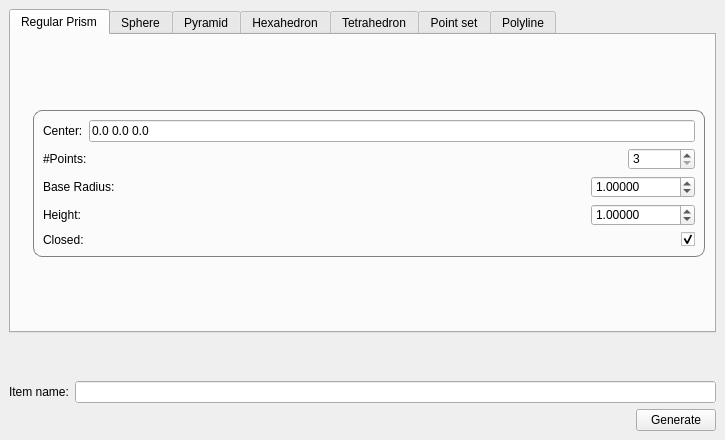
Old version of the form Polyhedron/demo/Polyhedron/Plugins/PCA/Basic_generator_widget.ui in the repository CGAL/cgal.
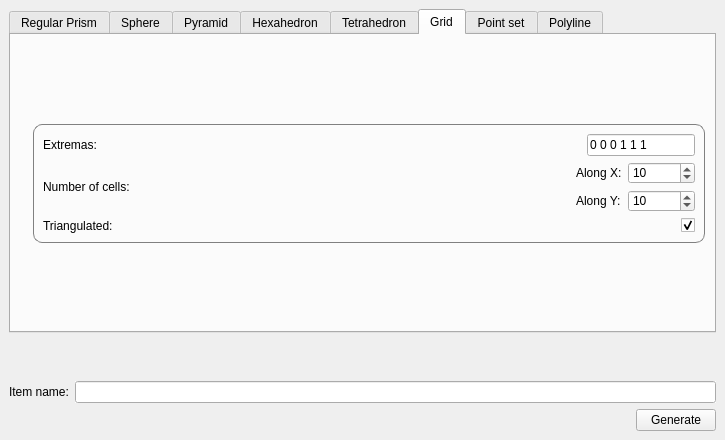
New version of the form. The open tabs and pages were chosen to show the change. Icons and pictures are not drawn.

Commit message: Add the grid generation to the plugin.

What changed in the file:
```diff
--- a/Polyhedron/demo/Polyhedron/Plugins/PCA/Basic_generator_widget.ui
+++ b/Polyhedron/demo/Polyhedron/Plugins/PCA/Basic_generator_widget.ui
@@ -886,6 +886,170 @@
         </item>
        </layout>
       </widget>
+      <widget class="QWidget" name="gridTab">
+       <attribute name="title">
+        <string>Grid</string>
+       </attribute>
+       <layout class="QHBoxLayout" name="horizontalLayout_19">
+        <item>
+         <layout class="QHBoxLayout" name="horizontalLayout_18">
+          <item>
+           <widget class="QLabel" name="label_25">
+            <property name="text">
+             <string/>
+            </property>
+            <property name="pixmap">
+             <pixmap resource="../../Polyhedron_3.qrc">:/cgal/Polyhedron_3/resources/grid.png</pixmap>
+            </property>
+           </widget>
+          </item>
+          <item>
+           <layout class="QVBoxLayout" name="verticalLayout_10">
+            <item>
+             <spacer name="verticalSpacer_10">
+              <property name="orientation">
+               <enum>Qt::Vertical</enum>
+              </property>
+              <property name="sizeHint" stdset="0">
+               <size>
+                <width>20</width>
+                <height>40</height>
+               </size>
+              </property>
+             </spacer>
+            </item>
+            <item>
+             <widget class="QGroupBox" name="groupBox_5">
+              <property name="styleSheet">
+               <string notr="true">QGroupBox {
+    border: 1px solid gray;
+    border-radius: 9px;
+    margin-top: 0.5em;
+}
+
+QGroupBox::title {
+    subcontrol-origin: margin;
+    left: 10px;
+    padding: 0 3px 0 3px;
+}</string>
+              </property>
+              <property name="title">
+               <string/>
+              </property>
+              <layout class="QVBoxLayout" name="verticalLayout_15">
+               <item>
+                <layout class="QHBoxLayout" name="horizontalLayout_20" stretch="1,0">
+                 <item>
+                  <widget class="QLabel" name="label_26">
+                   <property name="toolTip">
+                    <string>&lt;html&gt;&lt;head/&gt;&lt;body&gt;&lt;p&gt;Lower left and upper right points.&lt;/p&gt;&lt;/body&gt;&lt;/html&gt;</string>
+                   </property>
+                   <property name="text">
+                    <string>Extremas:</string>
+                   </property>
+                  </widget>
+                 </item>
+                 <item>
+                  <widget class="QLineEdit" name="grid_lineEdit">
+                   <property name="text">
+                    <string>0 0 0 1 1 1</string>
+                   </property>
+                  </widget>
+                 </item>
+                </layout>
+               </item>
+               <item>
+                <layout class="QHBoxLayout" name="horizontalLayout_21" stretch="1,0">
+                 <item>
+                  <widget class="QLabel" name="label_29">
+                   <property name="text">
+                    <string>Number of cells:</string>
+                   </property>
+                  </widget>
+                 </item>
+                 <item>
+                  <layout class="QGridLayout" name="gridLayout_4" columnstretch="1,0">
+                   <item row="1" column="0">
+                    <widget class="QLabel" name="label_32">
+                     <property name="text">
+                      <string>Along Y:</string>
+                     </property>
+                    </widget>
+                   </item>
+                   <item row="0" column="0">
+                    <widget class="QLabel" name="label_31">
+                     <property name="text">
+                      <string>Along X:</string>
+                     </property>
+                    </widget>
+                   </item>
+                   <item row="0" column="1">
+                    <widget class="QSpinBox" name="gridX_spinBox">
+                     <property name="maximum">
+                      <number>999999999</number>
+                     </property>
+                     <property name="value">
+                      <number>10</number>
+                     </property>
+                    </widget>
+                   </item>
+                   <item row="1" column="1">
+                    <widget class="QSpinBox" name="gridY_spinBox">
+                     <property name="maximum">
+                      <number>999999999</number>
+                     </property>
+                     <property name="value">
+                      <number>10</number>
+                     </property>
+                    </widget>
+                   </item>
+                  </layout>
+                 </item>
+                </layout>
+               </item>
+               <item>
+                <layout class="QHBoxLayout" name="horizontalLayout_22" stretch="1,0">
+                 <item>
+                  <widget class="QLabel" name="label_30">
+                   <property name="text">
+                    <string>Triangulated:</string>
+                   </property>
+                  </widget>
+                 </item>
+                 <item>
+                  <widget class="QCheckBox" name="grid_checkBox">
+                   <property name="text">
+                    <string/>
+                   </property>
+                   <property name="checked">
+                    <bool>true</bool>
+                   </property>
+                  </widget>
+                 </item>
+                </layout>
+               </item>
+              </layout>
+             </widget>
+            </item>
+            <item>
+             <spacer name="verticalSpacer_11">
+              <property name="orientation">
+               <enum>Qt::Vertical</enum>
+              </property>
+              <property name="sizeHint" stdset="0">
+               <size>
+                <width>20</width>
+                <height>40</height>
+               </size>
+              </property>
+             </spacer>
+            </item>
+           </layout>
+          </item>
+         </layout>
+        </item>
+       </layout>
+      </widget>
       <widget class="QWidget" name="pointTab">
        <attribute name="title">
         <string>Point set</string>
```
The commit also changes 4 other files.
